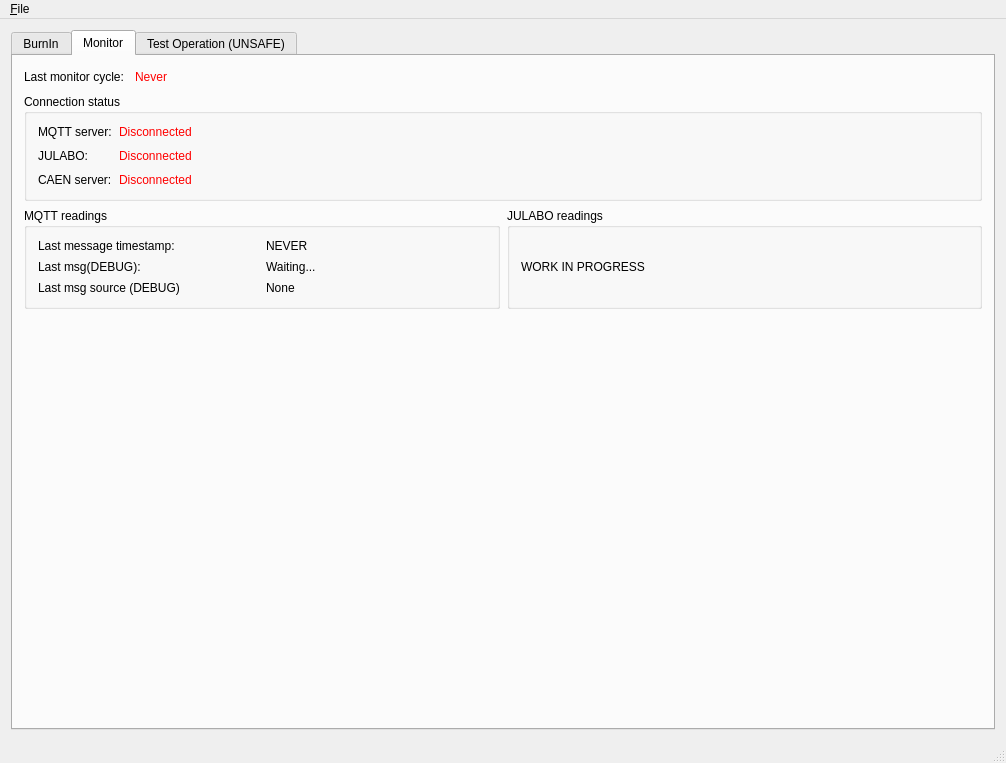
Before: the Qt Designer form GUI.ui in pisaoutertracker/BurnIn_Controller, drawn with Qt 5.
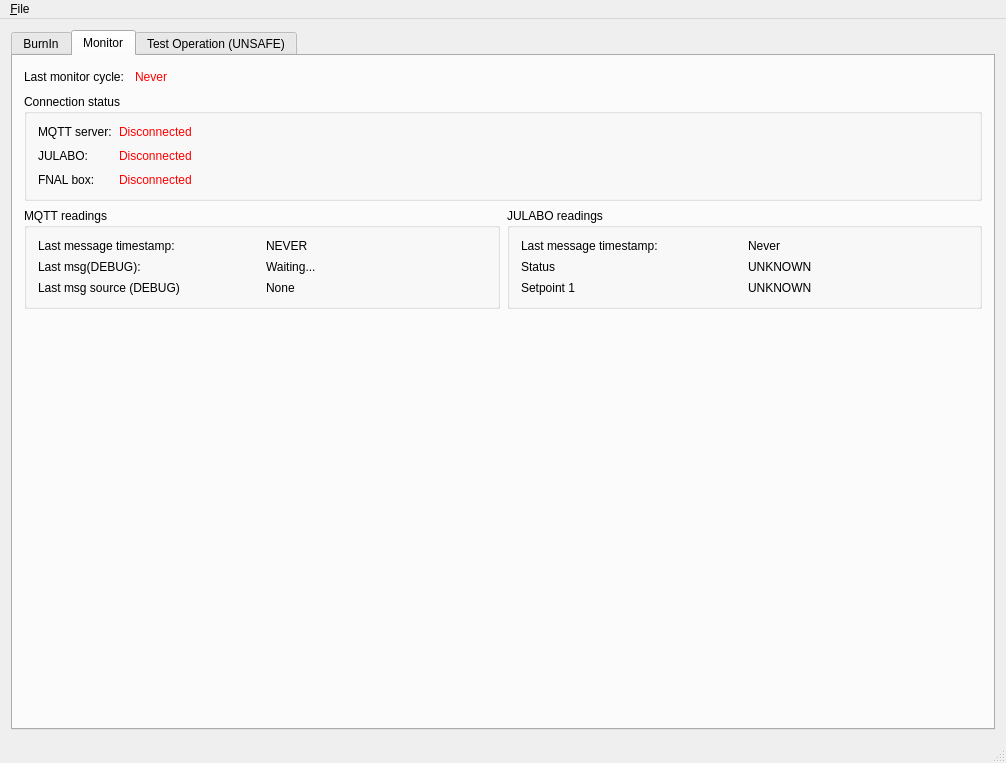
After: the same form once the commit is applied. The open tabs and pages were chosen to show the change. Icons and pictures are not drawn.

Commit message: Julabo aaded to monitor cycle (to be tested). Julabo module is now a shared resource with lock mechanism.

Patch:
```diff
--- a/GUI.ui
+++ b/GUI.ui
@@ -159,7 +159,7 @@
            <item row="2" column="0">
             <widget class="QLabel" name="label_10">
              <property name="text">
-              <string>CAEN server:</string>
+              <string>FNAL box:</string>
              </property>
             </widget>
            </item>
@@ -250,11 +250,46 @@
             <property name="title">
              <string>JULABO readings</string>
             </property>
-            <layout class="QVBoxLayout" name="verticalLayout_9">
-             <item>
+            <layout class="QGridLayout" name="gridLayout_3">
+             <item row="0" column="0">
+              <widget class="QLabel" name="label_12">
+               <property name="text">
+                <string>Last message timestamp: </string>
+               </property>
+              </widget>
+             </item>
+             <item row="1" column="0">
               <widget class="QLabel" name="label_15">
                <property name="text">
-                <string>WORK IN PROGRESS</string>
+                <string>Status</string>
+               </property>
+              </widget>
+             </item>
+             <item row="2" column="0">
+              <widget class="QLabel" name="label_16">
+               <property name="text">
+                <string>Setpoint 1</string>
+               </property>
+              </widget>
+             </item>
+             <item row="0" column="1">
+              <widget class="QLabel" name="LastJulaboMsgTS_tag">
+               <property name="text">
+                <string>Never</string>
+               </property>
+              </widget>
+             </item>
+             <item row="1" column="1">
+              <widget class="QLabel" name="LastJulaboStatus_tag">
+               <property name="text">
+                <string>UNKNOWN</string>
+               </property>
+              </widget>
+             </item>
+             <item row="2" column="1">
+              <widget class="QLabel" name="LastJulaboSP1_tag">
+               <property name="text">
+                <string>UNKNOWN</string>
                </property>
               </widget>
              </item>
```
Left out of the diff: 8 changed lines with no effect on the pictures. The commit also changes 4 other files.
